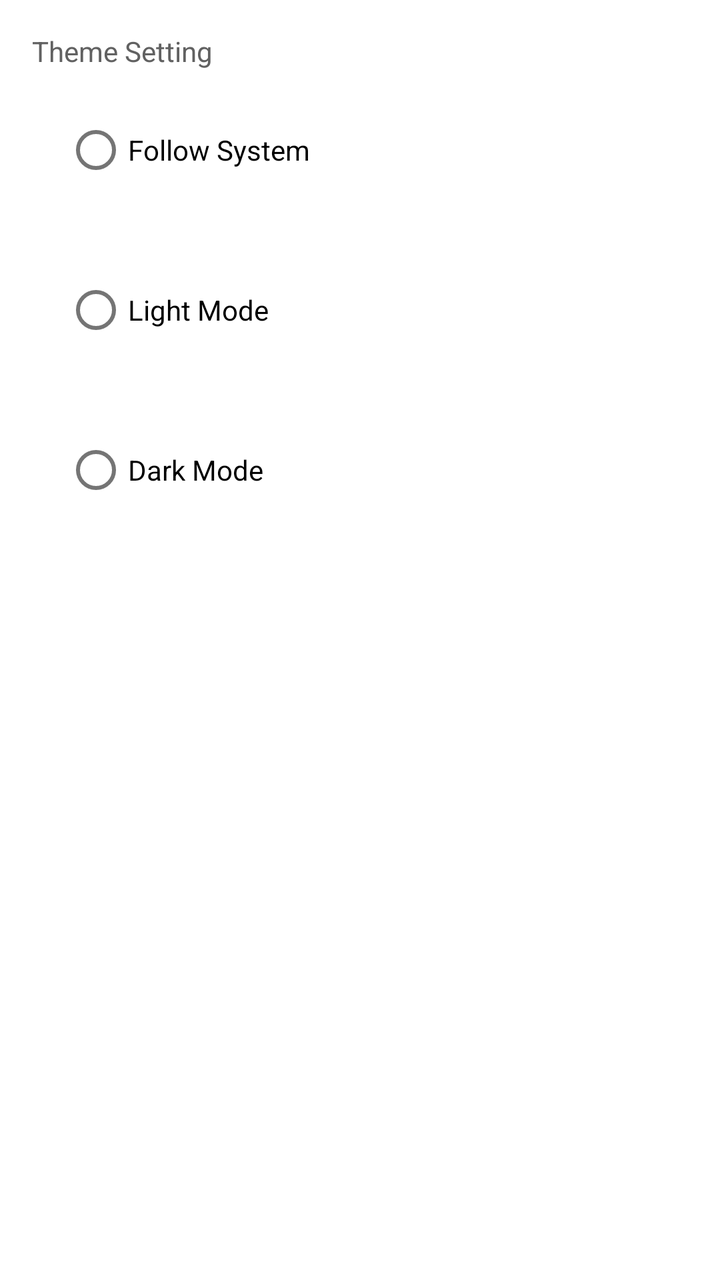
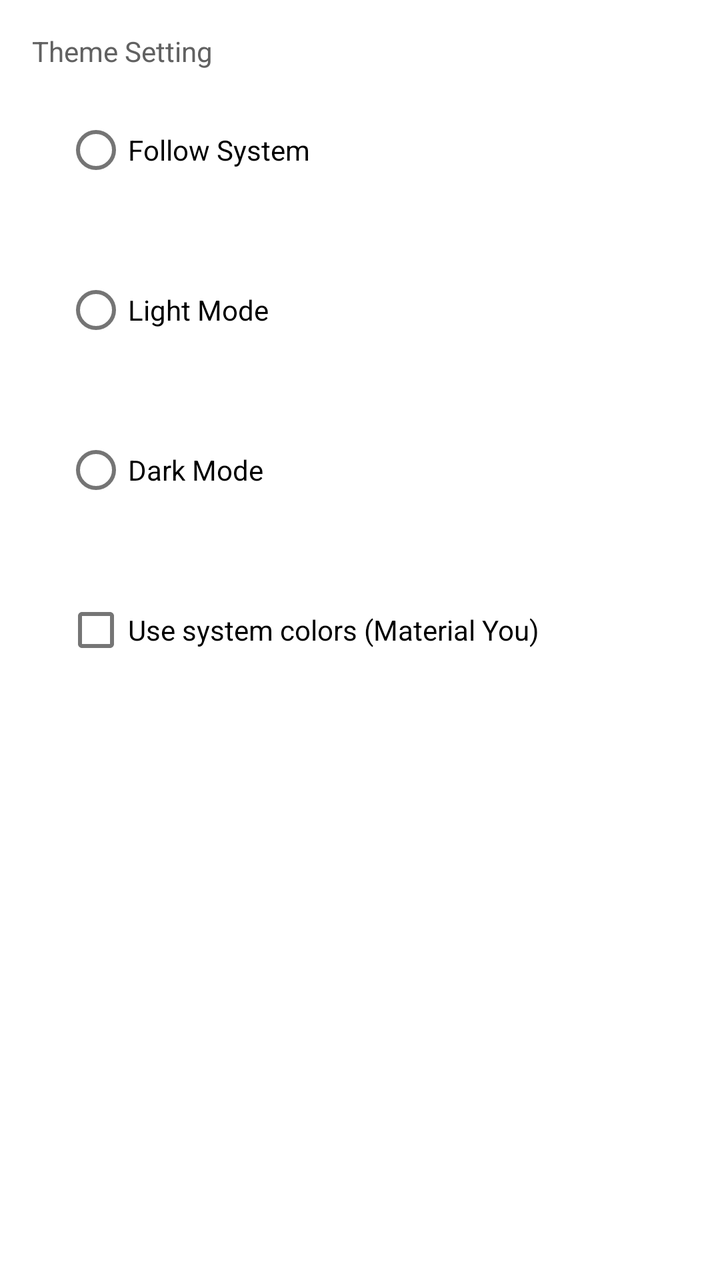

Compare the two renders of this Android layout. The source of the first and the diff that turns it into the second are given below.
<!-- AndroidManifest.xml: application theme Theme.Aflashdeck -->
<!-- res/layout/menu_theme.xml -->
<?xml version="1.0" encoding="utf-8"?>
<androidx.appcompat.widget.LinearLayoutCompat xmlns:android="http://schemas.android.com/apk/res/android"
    android:layout_width="match_parent"
    android:layout_height="match_parent"
    android:orientation="vertical"
    android:padding="@dimen/text_margin">

    <com.google.android.material.textview.MaterialTextView
        android:layout_width="match_parent"
        android:layout_height="wrap_content"
        android:text="@string/theme_setting" />

    <RadioGroup
        android:id="@+id/radioGroup"
        android:layout_width="match_parent"
        android:layout_height="wrap_content">

        <com.google.android.material.radiobutton.MaterialRadioButton
            android:id="@+id/radio_system"
            android:layout_width="match_parent"
            android:layout_height="wrap_content"
            android:layout_margin="@dimen/text_margin"
            android:text="@string/follow_system" />

        <com.google.android.material.radiobutton.MaterialRadioButton
            android:id="@+id/radio_light"
            android:layout_width="match_parent"
            android:layout_height="wrap_content"
            android:layout_margin="@dimen/text_margin"
            android:text="@string/light_mode" />

        <com.google.android.material.radiobutton.MaterialRadioButton
            android:id="@+id/radio_dark"
            android:layout_width="match_parent"
            android:layout_height="wrap_content"
            android:layout_margin="@dimen/text_margin"
            android:text="@string/dark_mode" />
    </RadioGroup>
</androidx.appcompat.widget.LinearLayoutCompat>
<!-- resources referenced by this layout -->
<resources>
  <dimen name="text_margin">16dp</dimen>
  <string name="dark_mode">Dark Mode</string>
  <string name="follow_system">Follow System</string>
  <string name="light_mode">Light Mode</string>
  <string name="theme_setting">Theme Setting</string>
  <style name="Theme.Aflashdeck" parent="Theme.MaterialComponents.DayNight.DarkActionBar">
          
          <item name="colorPrimary">@color/teal_custom</item>
          <item name="colorPrimaryVariant">@color/teal_700</item>
          <item name="colorOnPrimary">@color/white</item>
          
          <item name="colorSecondary">@color/purple_200</item>
          <item name="colorSecondaryVariant">@color/purple_500</item>
          <item name="colorOnSecondary">@color/white</item>
          
          <item name="android:statusBarColor" tools:targetApi="l">?attr/colorPrimaryVariant</item>
          
          <item name="pageBackground">@color/white</item>
          <item name="android:textColor">@color/gray_700</item>
      </style>
  <color name="teal_custom">#008080</color>
  <color name="teal_700">#FF018786</color>
  <color name="white">#FFFFFFFF</color>
  <color name="purple_200">#FFBB86FC</color>
  <color name="purple_500">#FF6200EE</color>
  <color name="gray_700">#616161</color>
</resources>

<!-- the commit's change to res/layout/menu_theme.xml (unified diff, before → after) -->
@@ -36,4 +36,11 @@
             android:layout_margin="@dimen/text_margin"
             android:text="@string/dark_mode" />
     </RadioGroup>
+
+    <com.google.android.material.checkbox.MaterialCheckBox
+        android:id="@+id/switch_dynamic_colors"
+        android:layout_width="match_parent"
+        android:layout_height="wrap_content"
+        android:layout_margin="@dimen/text_margin"
+        android:text="@string/use_dynamic_colors" />
 </androidx.appcompat.widget.LinearLayoutCompat>
<!-- resource entries referenced after the edit -->
@@ -5,6 +5,7 @@
   <string name="follow_system">Follow System</string>
   <string name="light_mode">Light Mode</string>
   <string name="theme_setting">Theme Setting</string>
+  <string name="use_dynamic_colors">Use system colors (Material You)</string>
   <style name="Theme.Aflashdeck" parent="Theme.MaterialComponents.DayNight.DarkActionBar">
           
           <item name="colorPrimary">@color/teal_custom</item>
